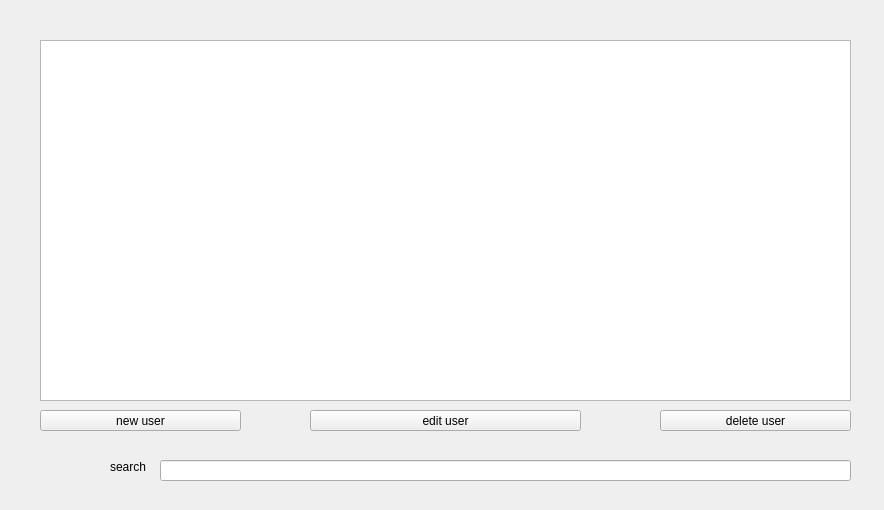
Above: Semester2/lab1/1lab/moder.ui from AnastasySh/lab_351 before the change. Below: the same form after it.
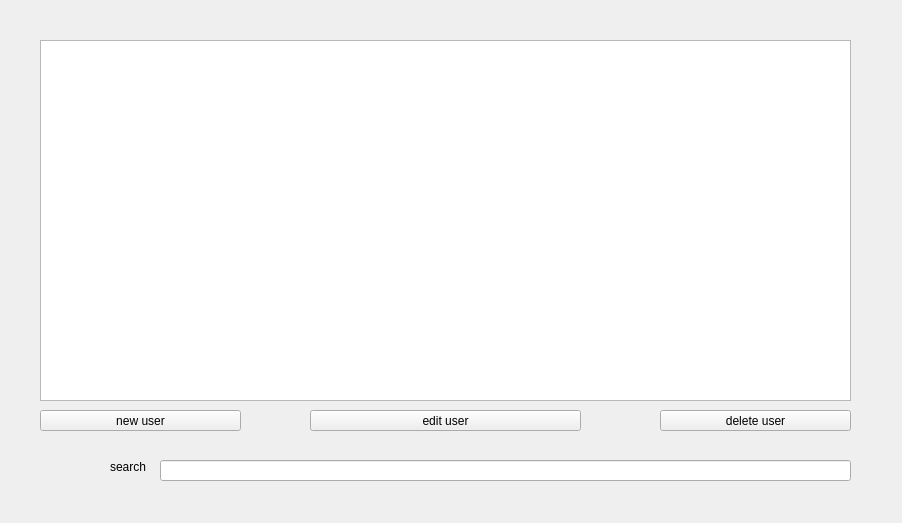
That is the form after the change.

Patch:
```diff
--- a/Semester2/lab1/1lab/moder.ui
+++ b/Semester2/lab1/1lab/moder.ui
@@ -6,8 +6,8 @@
    <rect>
     <x>0</x>
     <y>0</y>
-    <width>884</width>
-    <height>510</height>
+    <width>902</width>
+    <height>523</height>
    </rect>
   </property>
   <property name="windowTitle">
```
Left out of the diff: 2 changed lines with no effect on the pictures.
